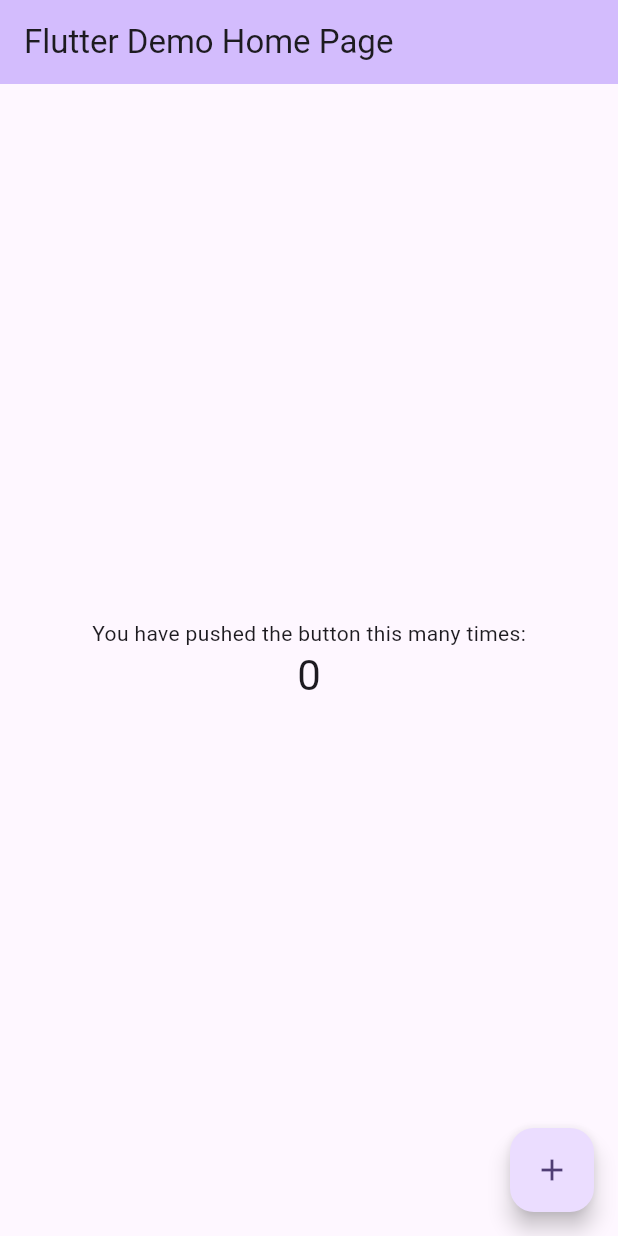
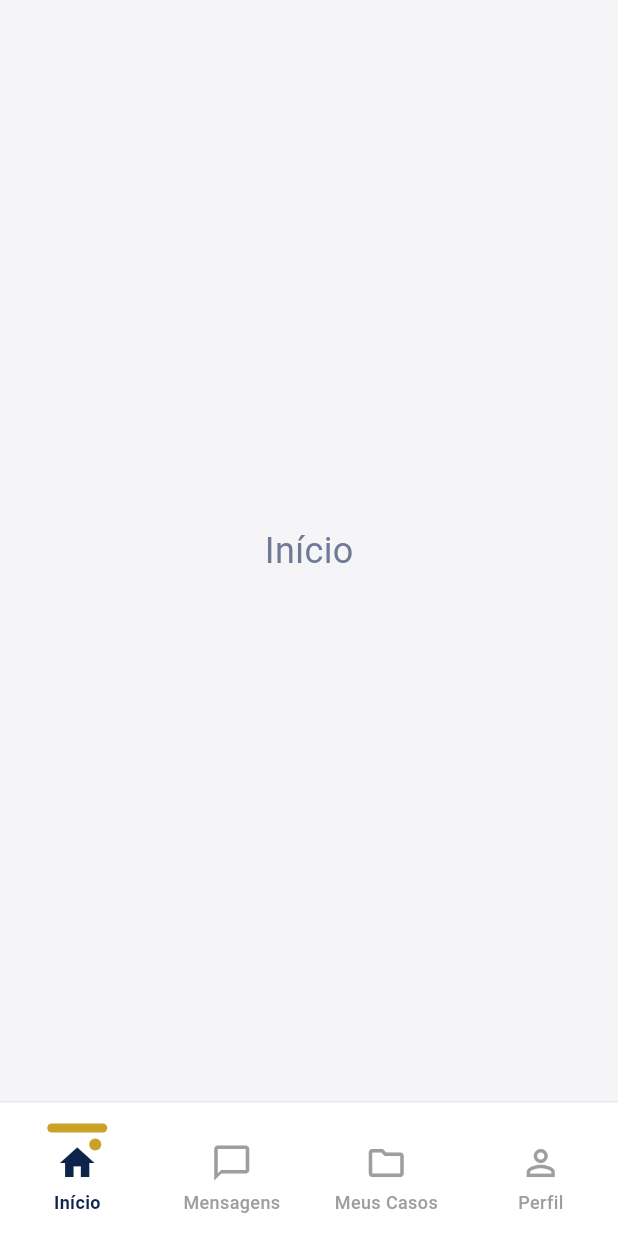
Before and after one commit to SamuelFries/Jurii, a Flutter app: the screen it shows after launch, on a phone screen of 412 x 824 dp. Run offline on Flutter 3.47's test engine with Material 3 defaults, Android fonts, the phone set to English and light mode, and no system bars.

Commit message:
navbar_v1

```diff
--- a/lib/main.dart
+++ b/lib/main.dart
@@ -1,121 +1,59 @@
 import 'package:flutter/material.dart';
 
+import 'screens/home_screen.dart';
+import 'screens/messages_screen.dart';
+import 'screens/cases_screen.dart';
+import 'screens/profile_screen.dart';
+
+import 'theme/app_theme.dart';
+import 'widgets/jurii_bottom_nav.dart';
+
 void main() {
-  runApp(const MyApp());
+  runApp(const JuriiApp());
 }
 
-class MyApp extends StatelessWidget {
-  const MyApp({super.key});
+class JuriiApp extends StatelessWidget {
+  const JuriiApp({super.key});
 
-  // This widget is the root of your application.
   @override
   Widget build(BuildContext context) {
     return MaterialApp(
-      title: 'Flutter Demo',
-      theme: ThemeData(
-        // This is the theme of your application.
-        //
-        // TRY THIS: Try running your application with "flutter run". You'll see
-        // the application has a purple toolbar. Then, without quitting the app,
-        // try changing the seedColor in the colorScheme below to Colors.green
-        // and then invoke "hot reload" (save your changes or press the "hot
-        // reload" button in a Flutter-supported IDE, or press "r" if you used
-        // the command line to start the app).
-        //
-        // Notice that the counter didn't reset back to zero; the application
-        // state is not lost during the reload. To reset the state, use hot
-        // restart instead.
-        //
-        // This works for code too, not just values: Most code changes can be
-        // tested with just a hot reload.
-        colorScheme: .fromSeed(seedColor: Colors.deepPurple),
-      ),
-      home: const MyHomePage(title: 'Flutter Demo Home Page'),
+      title: 'Jurii',
+      debugShowCheckedModeBanner: false,
+      theme: AppTheme.lightTheme,
+      home: const MainNavigation(),
     );
   }
 }
 
-class MyHomePage extends StatefulWidget {
-  const MyHomePage({super.key, required this.title});
-
-  // This widget is the home page of your application. It is stateful, meaning
-  // that it has a State object (defined below) that contains fields that affect
-  // how it looks.
-
-  // This class is the configuration for the state. It holds the values (in this
-  // case the title) provided by the parent (in this case the App widget) and
-  // used by the build method of the State. Fields in a Widget subclass are
-  // always marked "final".
-
-  final String title;
+class MainNavigation extends StatefulWidget {
+  const MainNavigation({super.key});
 
   @override
-  State<MyHomePage> createState() => _MyHomePageState();
+  State<MainNavigation> createState() => _MainNavigationState();
 }
 
-class _MyHomePageState extends State<MyHomePage> {
-  int _counter = 0;
+class _MainNavigationState extends State<MainNavigation> {
+  int currentIndex = 0;
 
-  void _incrementCounter() {
-    setState(() {
-      // This call to setState tells the Flutter framework that something has
-      // changed in this State, which causes it to rerun the build method below
-      // so that the display can reflect the updated values. If we changed
-      // _counter without calling setState(), then the build method would not be
-      // called again, and so nothing would appear to happen.
-      _counter++;
-    });
-  }
+  final List<Widget> pages = const [
+    HomeScreen(),
+    MessagesScreen(),
+    CasesScreen(),
+    ProfileScreen(),
+  ];
 
   @override
   Widget build(BuildContext context) {
-    // This method is rerun every time setState is called, for instance as done
-    // by the _incrementCounter method above.
-    //
-    // The Flutter framework has been optimized to make rerunning build methods
-    // fast, so that you can just rebuild anything that needs updating rather
-    // than having to individually change instances of widgets.
     return Scaffold(
-      appBar: AppBar(
-        // TRY THIS: Try changing the color here to a specific color (to
-        // Colors.amber, perhaps?) and trigger a hot reload to see the AppBar
-        // change color while the other colors stay the same.
-        backgroundColor: Theme.of(context).colorScheme.inversePrimary,
-        // Here we take the value from the MyHomePage object that was created by
-        // the App.build method, and use it to set our appbar title.
-        title: Text(widget.title),
-      ),
-      body: Center(
-        // Center is a layout widget. It takes a single child and positions it
-        // in the middle of the parent.
-        child: Column(
-          // Column is also a layout widget. It takes a list of children and
-          // arranges them vertically. By default, it sizes itself to fit its
-          // children horizontally, and tries to be as tall as its parent.
-          //
-          // Column has various properties to control how it sizes itself and
-          // how it positions its children. Here we use mainAxisAlignment to
-          // center the children vertically; the main axis here is the vertical
-          // axis because Columns are vertical (the cross axis would be
-          // horizontal).
-          //
-          // TRY THIS: Invoke "debug painting" (choose the "Toggle Debug Paint"
-          // action in the IDE, or press "p" in the console), to see the
-          // wireframe for each widget.
-          mainAxisAlignment: .center,
-          children: [
-            const Text('You have pushed the button this many times:'),
-            Text(
-              '$_counter',
-              style: Theme.of(context).textTheme.headlineMedium,
-            ),
-          ],
-        ),
-      ),
-      floatingActionButton: FloatingActionButton(
-        onPressed: _incrementCounter,
-        tooltip: 'Increment',
-        child: const Icon(Icons.add),
+      body: pages[currentIndex],
+      bottomNavigationBar: JuriiBottomNav(
+        currentIndex: currentIndex,
+        onTap: (index) {
+          setState(() {
+            currentIndex = index;
+          });
+        },
       ),
     );
   }
--- /dev/null
+++ b/lib/screens/cases_screen.dart
@@ -0,0 +1,15 @@
+import 'package:flutter/material.dart';
+
+class CasesScreen extends StatelessWidget {
+  const CasesScreen({super.key});
+
+  @override
+  Widget build(BuildContext context) {
+    return const Center(
+      child: Text(
+        'Meus Casos',
+        style: TextStyle(fontSize: 24),
+      ),
+    );
+  }
+}
--- /dev/null
+++ b/lib/screens/home_screen.dart
@@ -0,0 +1,15 @@
+import 'package:flutter/material.dart';
+
+class HomeScreen extends StatelessWidget {
+  const HomeScreen({super.key});
+
+  @override
+  Widget build(BuildContext context) {
+    return const Center(
+      child: Text(
+        'Início',
+        style: TextStyle(fontSize: 24),
+      ),
+    );
+  }
+}
--- /dev/null
+++ b/lib/screens/messages_screen.dart
@@ -0,0 +1,15 @@
+import 'package:flutter/material.dart';
+
+class MessagesScreen extends StatelessWidget {
+  const MessagesScreen({super.key});
+
+  @override
+  Widget build(BuildContext context) {
+    return const Center(
+      child: Text(
+        'Mensagens',
+        style: TextStyle(fontSize: 24),
+      ),
+    );
+  }
+}
--- /dev/null
+++ b/lib/screens/profile_screen.dart
@@ -0,0 +1,15 @@
+import 'package:flutter/material.dart';
+
+class ProfileScreen extends StatelessWidget {
+  const ProfileScreen({super.key});
+
+  @override
+  Widget build(BuildContext context) {
+    return const Center(
+      child: Text(
+        'Perfil',
+        style: TextStyle(fontSize: 24),
+      ),
+    );
+  }
+}
--- /dev/null
+++ b/lib/theme/app_theme.dart
@@ -0,0 +1,123 @@
+import 'package:flutter/material.dart';
+
+class AppTheme {
+  // Cores da Jurii
+  static const Color primary = Color(0xFF0D234B); // Azul marinho
+  static const Color accent = Color(0xFFC9A227); // Dourado
+
+  static const Color background = Color(0xFFF5F5F7);
+
+  static const Color card = Colors.white;
+
+  static const Color textPrimary = Color(0xFF0D234B);
+
+  static const Color textSecondary = Color(0xFF6E7A96);
+
+  static ThemeData get lightTheme {
+    return ThemeData(
+      useMaterial3: true,
+
+      scaffoldBackgroundColor: background,
+
+      colorScheme: ColorScheme.fromSeed(
+        seedColor: primary,
+        primary: primary,
+        secondary: accent,
+        background: background,
+      ),
+
+      appBarTheme: const AppBarTheme(
+        backgroundColor: background,
+        elevation: 0,
+        centerTitle: false,
+        foregroundColor: primary,
+      ),
+
+      cardTheme: CardThemeData(
+        color: card,
+        elevation: 2,
+        shape: RoundedRectangleBorder(
+          borderRadius: BorderRadius.circular(24),
+        ),
+      ),
+
+      textTheme: const TextTheme(
+        headlineLarge: TextStyle(
+          fontSize: 32,
+          fontWeight: FontWeight.bold,
+          color: textPrimary,
+        ),
+
+        headlineMedium: TextStyle(
+          fontSize: 24,
+          fontWeight: FontWeight.bold,
+          color: textPrimary,
+        ),
+
+        titleLarge: TextStyle(
+          fontSize: 20,
+          fontWeight: FontWeight.w600,
+          color: textPrimary,
+        ),
+
+        bodyLarge: TextStyle(
+          fontSize: 16,
+          color: textPrimary,
+        ),
+
+        bodyMedium: TextStyle(
+          fontSize: 14,
+          color: textSecondary,
+        ),
+      ),
+
+      navigationBarTheme: NavigationBarThemeData(
+        backgroundColor: Colors.white,
+
+        indicatorColor: accent.withOpacity(0.15),
+
+        labelTextStyle: WidgetStateProperty.all(
+          const TextStyle(
+            fontWeight: FontWeight.w600,
+          ),
+        ),
+      ),
+
+      elevatedButtonTheme: ElevatedButtonThemeData(
+        style: ElevatedButton.styleFrom(
+          backgroundColor: primary,
+          foregroundColor: Colors.white,
+
+          minimumSize: const Size(double.infinity, 56),
+
+          shape: RoundedRectangleBorder(
+            borderRadius: BorderRadius.circular(16),
+          ),
+        ),
+      ),
+
+      inputDecorationTheme: InputDecorationTheme(
+        filled: true,
+        fillColor: Colors.white,
+
+        border: OutlineInputBorder(
+          borderRadius: BorderRadius.circular(16),
+          borderSide: BorderSide.none,
+        ),
+
+        enabledBorder: OutlineInputBorder(
+          borderRadius: BorderRadius.circular(16),
+          borderSide: BorderSide.none,
+        ),
+
+        focusedBorder: OutlineInputBorder(
+          borderRadius: BorderRadius.circular(16),
+          borderSide: const BorderSide(
+            color: primary,
+            width: 2,
+          ),
+        ),
+      ),
+    );
+  }
+}
--- /dev/null
+++ b/lib/widgets/jurii_bottom_nav.dart
@@ -0,0 +1,103 @@
+import 'package:flutter/material.dart';
+
+class JuriiBottomNav extends StatelessWidget {
+  final int currentIndex;
+  final Function(int) onTap;
+
+  const JuriiBottomNav({
+    super.key,
+    required this.currentIndex,
+    required this.onTap,
+  });
+
+  @override
+  Widget build(BuildContext context) {
+    const primary = Color(0xFF0D234B);
+    const accent = Color(0xFFC9A227);
+
+    final items = [
+      (Icons.home_outlined, Icons.home, 'Início'),
+      (Icons.chat_bubble_outline, Icons.chat_bubble, 'Mensagens'),
+      (Icons.folder_outlined, Icons.folder, 'Meus Casos'),
+      (Icons.person_outline, Icons.person, 'Perfil'),
+    ];
+
+    return Container(
+      height: 90,
+      decoration: const BoxDecoration(
+        color: Colors.white,
+        border: Border(
+          top: BorderSide(
+            color: Color(0xFFEAEAEA),
+          ),
+        ),
+      ),
+      child: Row(
+        mainAxisAlignment: MainAxisAlignment.spaceAround,
+        children: List.generate(items.length, (index) {
+          final selected = currentIndex == index;
+
+          return GestureDetector(
+            onTap: () => onTap(index),
+            child: SizedBox(
+              width: 80,
+              child: Column(
+                mainAxisAlignment: MainAxisAlignment.center,
+                children: [
+                  SizedBox(
+                    height: 6,
+                    child: selected
+                        ? Container(
+                            width: 40,
+                            height: 4,
+                            decoration: BoxDecoration(
+                              color: accent,
+                              borderRadius: BorderRadius.circular(99),
+                            ),
+                          )
+                        : null,
+                  ),
+
+                  const SizedBox(height: 6),
+
+                  Stack(
+                    clipBehavior: Clip.none,
+                    children: [
+                      Icon(
+                        selected ? items[index].$2 : items[index].$1,
+                        color: selected ? primary : Colors.grey,
+                        size: 28,
+                      ),
+
+                      if (selected)
+                        const Positioned(
+                          top: -2,
+                          right: -2,
+                          child: CircleAvatar(
+                            radius: 4,
+                            backgroundColor: accent,
+                          ),
+                        ),
+                    ],
+                  ),
+
+                  const SizedBox(height: 4),
+
+                  Text(
+                    items[index].$3,
+                    style: TextStyle(
+                      color: selected ? primary : Colors.grey,
+                      fontWeight:
+                          selected ? FontWeight.w700 : FontWeight.w500,
+                      fontSize: 12,
+                    ),
+                  ),
+                ],
+              ),
+            ),
+          );
+        }),
+      ),
+    );
+  }
+}
```
